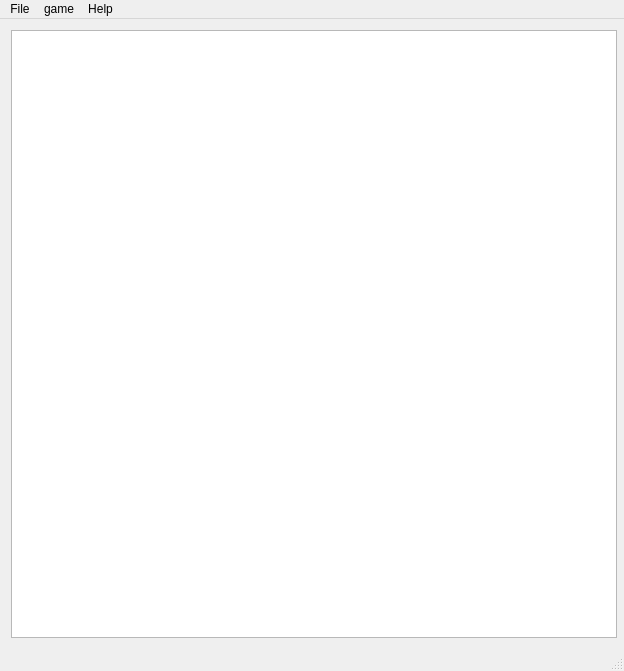
anat/gomhokuto-de-cuisine, file forms/mainwindow.ui: the form before one commit.
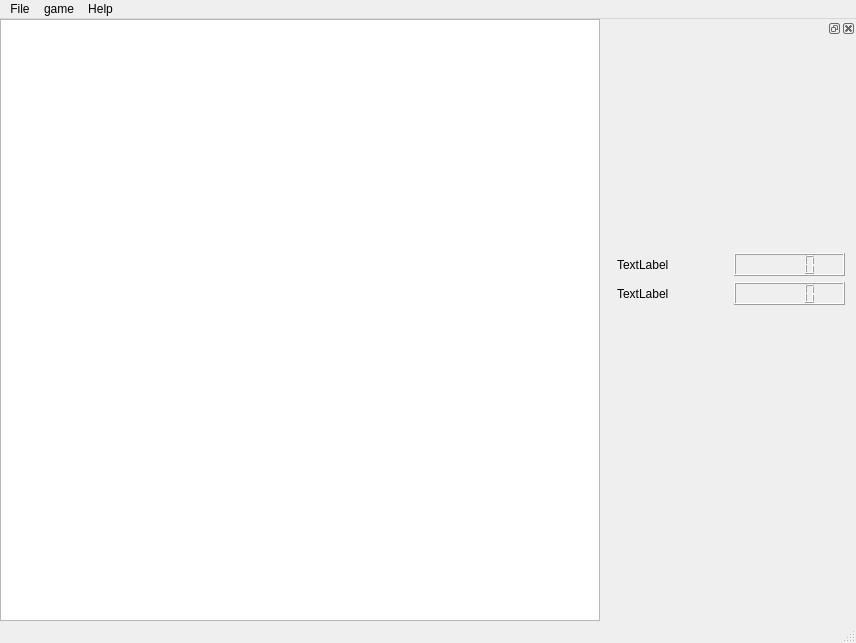
The form after the commit.

```diff
--- a/forms/mainwindow.ui
+++ b/forms/mainwindow.ui
@@ -6,10 +6,16 @@
    <rect>
     <x>0</x>
     <y>0</y>
-    <width>624</width>
-    <height>671</height>
+    <width>851</width>
+    <height>643</height>
    </rect>
   </property>
+  <property name="sizePolicy">
+   <sizepolicy hsizetype="Minimum" vsizetype="Minimum">
+    <horstretch>0</horstretch>
+    <verstretch>0</verstretch>
+   </sizepolicy>
+  </property>
   <property name="minimumSize">
    <size>
     <width>0</width>
@@ -22,13 +28,14 @@
   <widget class="QWidget" name="centralWidget">
    <property name="minimumSize">
     <size>
-     <width>624</width>
-     <height>624</height>
+     <width>600</width>
+     <height>600</height>
     </size>
    </property>
-   <layout class="QGridLayout" name="gridLayout">
-    <item row="0" column="0">
-     <layout class="QVBoxLayout" name="verticalLayout">
+   <layout class="QHBoxLayout" name="horizontalLayout_3">
+    <property name="margin">
+     <number>0</number>
+    </property>
       <item>
        <widget class="QGraphicsView" name="gameboard">
         <property name="enabled">
@@ -36,8 +43,8 @@
         </property>
         <property name="minimumSize">
          <size>
-          <width>606</width>
-          <height>606</height>
+        <width>600</width>
+        <height>600</height>
          </size>
         </property>
         <property name="styleSheet">
@@ -55,16 +62,14 @@
        </widget>
       </item>
      </layout>
-    </item>
-   </layout>
   </widget>
   <widget class="QMenuBar" name="menuBar">
    <property name="geometry">
     <rect>
      <x>0</x>
      <y>0</y>
-     <width>624</width>
-     <height>25</height>
+     <width>851</width>
+     <height>22</height>
     </rect>
    </property>
    <widget class="QMenu" name="menuFile">
@@ -93,6 +98,85 @@
    <addaction name="menuHelp"/>
   </widget>
   <widget class="QStatusBar" name="statusBar"/>
+  <widget class="QDockWidget" name="dockWidget">
+   <property name="minimumSize">
+    <size>
+     <width>250</width>
+     <height>500</height>
+    </size>
+   </property>
+   <property name="maximumSize">
+    <size>
+     <width>250</width>
+     <height>500</height>
+    </size>
+   </property>
+   <attribute name="dockWidgetArea">
+    <number>2</number>
+   </attribute>
+   <widget class="QWidget" name="dockWidgetContents_2">
+    <layout class="QHBoxLayout" name="horizontalLayout_4">
+     <item>
+      <layout class="QVBoxLayout" name="verticalLayout">
+       <item>
+        <spacer name="verticalSpacer_2">
+         <property name="orientation">
+          <enum>Qt::Vertical</enum>
+         </property>
+         <property name="sizeHint" stdset="0">
+          <size>
+           <width>20</width>
+           <height>40</height>
+          </size>
+         </property>
+        </spacer>
+       </item>
+       <item>
+        <layout class="QHBoxLayout" name="horizontalLayout">
+         <item>
+          <widget class="QLabel" name="name_player1">
+           <property name="text">
+            <string>TextLabel</string>
+           </property>
+          </widget>
+         </item>
+         <item>
+          <widget class="QLCDNumber" name="nombre_piece_player1"/>
+         </item>
+        </layout>
+       </item>
+       <item>
+        <layout class="QHBoxLayout" name="horizontalLayout_2">
+         <item>
+          <widget class="QLabel" name="name_player2">
+           <property name="text">
+            <string>TextLabel</string>
+           </property>
+          </widget>
+         </item>
+         <item>
+          <widget class="QLCDNumber" name="nombre_piece_player2"/>
+         </item>
+        </layout>
+       </item>
+       <item>
+        <spacer name="verticalSpacer">
+         <property name="orientation">
+          <enum>Qt::Vertical</enum>
+         </property>
+         <property name="sizeHint" stdset="0">
+          <size>
+           <width>20</width>
+           <height>40</height>
+          </size>
+         </property>
+        </spacer>
+       </item>
+      </layout>
+     </item>
+    </layout>
+   </widget>
+  </widget>
   <action name="actionA_Propos">
    <property name="text">
     <string>About</string>
```
Lines whose indentation alone changed are shown as unchanged.
